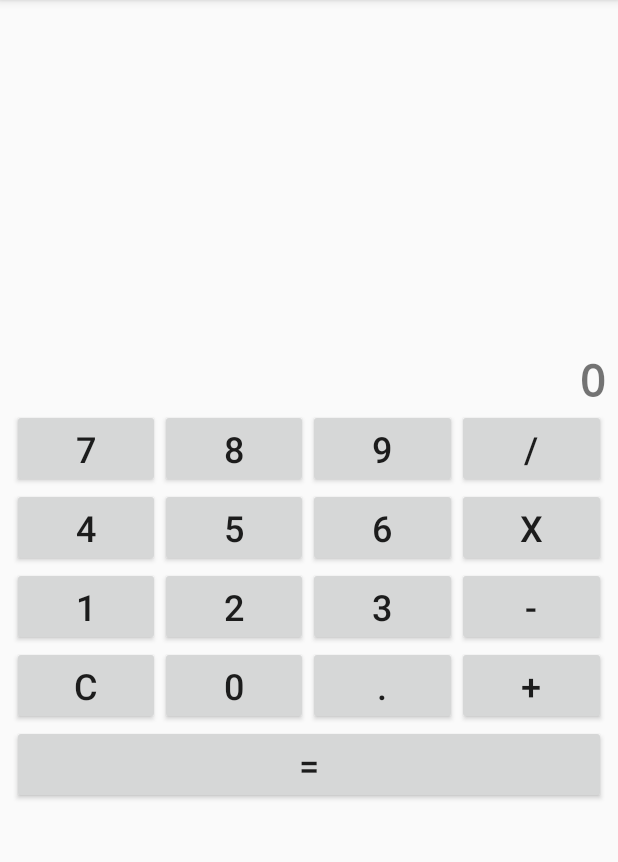
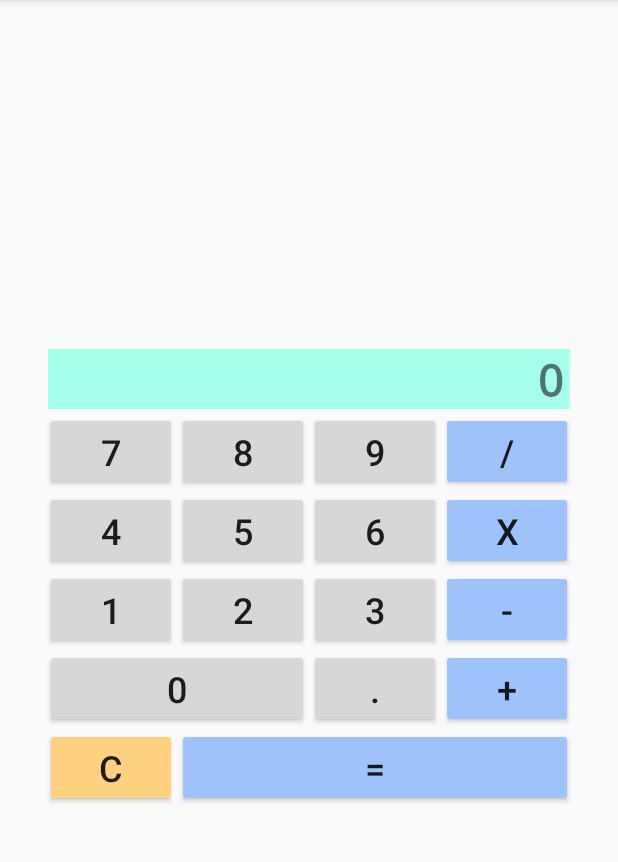
Before and after one commit to gcmartins/android-study-project_calculator, an Android app: the screen it shows after launch (MainActivity), on a phone screen of 412 x 824 dp, the part 84-946 px from its top. Run offline under Robolectric (Android 15) with nearby library versions, the phone set to English and light mode, and no system bars.

Commit message:
Implements visor and buttons layout changes

```diff
--- a/app/src/main/res/layout/activity_main.xml
+++ b/app/src/main/res/layout/activity_main.xml
@@ -8,7 +8,7 @@
 
     <LinearLayout
         android:id="@+id/linearLayout"
-        android:layout_width="0dp"
+        android:layout_width="wrap_content"
         android:layout_height="wrap_content"
         android:layout_marginStart="8dp"
         android:layout_marginEnd="8dp"
@@ -22,7 +22,9 @@
             android:id="@+id/textView1"
             android:layout_width="match_parent"
             android:layout_height="40dp"
-            android:cursorVisible="false"
+            android:layout_margin="2dp"
+            android:background="#A7FFEB"
+            android:paddingRight="4dp"
             android:text="TextView"
             android:textAlignment="viewEnd"
             android:textAllCaps="true"
@@ -64,6 +66,7 @@
                 android:layout_width="wrap_content"
                 android:layout_height="wrap_content"
                 android:layout_weight="1"
+                android:backgroundTint="#A0C2FB"
                 android:text="/"
                 android:textSize="24sp" />
 
@@ -104,6 +107,7 @@
                 android:layout_width="wrap_content"
                 android:layout_height="wrap_content"
                 android:layout_weight="1"
+                android:backgroundTint="#A0C2FB"
                 android:text="x"
                 android:textSize="24sp" />
 
@@ -143,6 +147,7 @@
                 android:layout_width="wrap_content"
                 android:layout_height="wrap_content"
                 android:layout_weight="1"
+                android:backgroundTint="#A0C2FB"
                 android:text="-"
                 android:textSize="24sp" />
 
@@ -154,34 +159,27 @@
             android:orientation="horizontal">
 
             <Button
-                android:id="@+id/buttonClear"
-                android:layout_width="wrap_content"
+                android:id="@+id/button0"
+                android:layout_width="0dp"
                 android:layout_height="wrap_content"
-                android:layout_weight="1"
-                android:text="C"
-                android:textSize="24sp" />
-
-            <Button
-                android:id="@+id/button0"
-                android:layout_width="wrap_content"
-                android:layout_height="wrap_content"
-                android:layout_weight="1"
+                android:layout_weight="0.5"
                 android:text="0"
                 android:textSize="24sp" />
 
             <Button
                 android:id="@+id/buttonDot"
-                android:layout_width="wrap_content"
+                android:layout_width="0dp"
                 android:layout_height="wrap_content"
-                android:layout_weight="1"
+                android:layout_weight="0.25"
                 android:text="."
                 android:textSize="24sp" />
 
             <Button
                 android:id="@+id/buttonAdd"
-                android:layout_width="wrap_content"
+                android:layout_width="0dp"
                 android:layout_height="wrap_content"
-                android:layout_weight="1"
+                android:layout_weight="0.25"
+                android:backgroundTint="#A0C2FB"
                 android:text="+"
                 android:textSize="24sp" />
 
@@ -192,12 +190,21 @@
             android:layout_height="wrap_content"
             android:orientation="horizontal">
 
+            <Button
+                android:id="@+id/buttonClear"
+                android:layout_width="0dp"
+                android:layout_height="wrap_content"
+                android:layout_weight="0.25"
+                android:backgroundTint="#FFD180"
+                android:text="C"
+                android:textSize="24sp" />
 
             <Button
                 android:id="@+id/buttonEqual"
-                android:layout_width="wrap_content"
+                android:layout_width="0dp"
                 android:layout_height="wrap_content"
-                android:layout_weight="1"
+                android:layout_weight="0.75"
+                android:backgroundTint="#A0C2FB"
                 android:text="="
                 android:textSize="24sp" />
 
```
